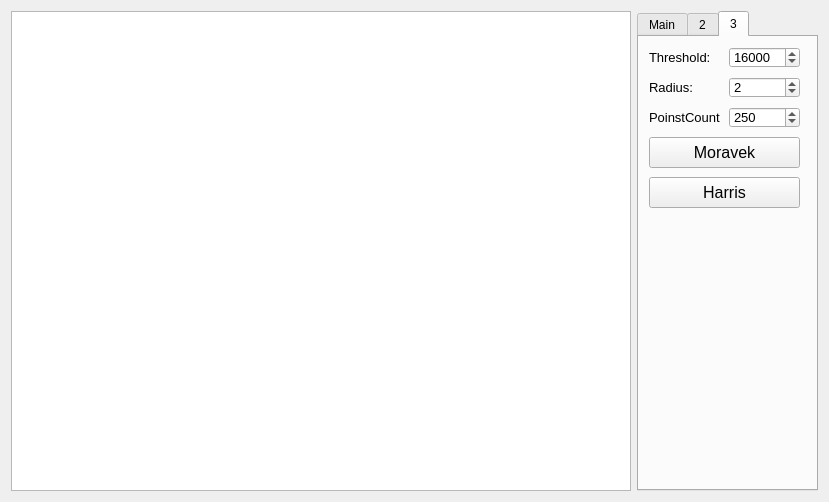
Old version of the form Gui/mainwindow.ui in the repository faystmax/ComputerVision.
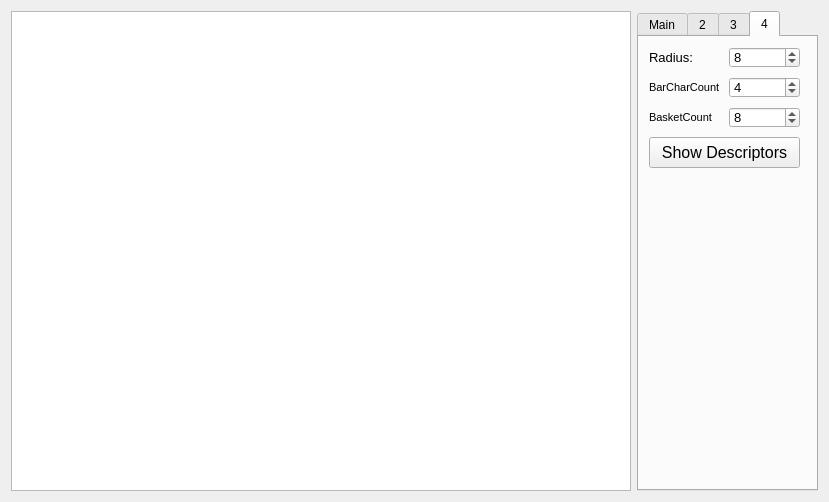
New version of the form. Icons and pictures are not drawn.

What changed in the file:
```diff
--- a/Gui/mainwindow.ui
+++ b/Gui/mainwindow.ui
@@ -44,7 +44,7 @@
        </size>
       </property>
       <property name="currentIndex">
-       <number>2</number>
+       <number>3</number>
       </property>
       <widget class="QWidget" name="tab">
        <attribute name="title">
@@ -633,6 +633,138 @@
         </property>
        </widget>
       </widget>
+      <widget class="QWidget" name="tab_4">
+       <attribute name="title">
+        <string>4</string>
+       </attribute>
+       <widget class="QPushButton" name="descriptorButton">
+        <property name="geometry">
+         <rect>
+          <x>10</x>
+          <y>100</y>
+          <width>151</width>
+          <height>31</height>
+         </rect>
+        </property>
+        <property name="font">
+         <font>
+          <family>Arial</family>
+          <pointsize>12</pointsize>
+         </font>
+        </property>
+        <property name="text">
+         <string>Show Descriptors</string>
+        </property>
+       </widget>
+       <widget class="QSpinBox" name="radiusDescSpinBox">
+        <property name="geometry">
+         <rect>
+          <x>90</x>
+          <y>10</y>
+          <width>71</width>
+          <height>21</height>
+         </rect>
+        </property>
+        <property name="font">
+         <font>
+          <pointsize>10</pointsize>
+         </font>
+        </property>
+        <property name="value">
+         <number>8</number>
+        </property>
+       </widget>
+       <widget class="QLabel" name="label_8">
+        <property name="geometry">
+         <rect>
+          <x>10</x>
+          <y>10</y>
+          <width>71</width>
+          <height>21</height>
+         </rect>
+        </property>
+        <property name="font">
+         <font>
+          <pointsize>10</pointsize>
+         </font>
+        </property>
+        <property name="text">
+         <string>Radius:</string>
+        </property>
+       </widget>
+       <widget class="QLabel" name="label_9">
+        <property name="geometry">
+         <rect>
+          <x>10</x>
+          <y>40</y>
+          <width>71</width>
+          <height>21</height>
+         </rect>
+        </property>
+        <property name="font">
+         <font>
+          <pointsize>8</pointsize>
+         </font>
+        </property>
+        <property name="text">
+         <string>BarCharCount</string>
+        </property>
+       </widget>
+       <widget class="QSpinBox" name="barCharCountDescSpinBox">
+        <property name="geometry">
+         <rect>
+          <x>90</x>
+          <y>40</y>
+          <width>71</width>
+          <height>21</height>
+         </rect>
+        </property>
+        <property name="font">
+         <font>
+          <pointsize>10</pointsize>
+         </font>
+        </property>
+        <property name="value">
+         <number>4</number>
+        </property>
+       </widget>
+       <widget class="QLabel" name="label_10">
+        <property name="geometry">
+         <rect>
+          <x>10</x>
+          <y>70</y>
+          <width>71</width>
+          <height>21</height>
+         </rect>
+        </property>
+        <property name="font">
+         <font>
+          <pointsize>8</pointsize>
+         </font>
+        </property>
+        <property name="text">
+         <string>BasketCount</string>
+        </property>
+       </widget>
+       <widget class="QSpinBox" name="basketCountDescSpinBox">
+        <property name="geometry">
+         <rect>
+          <x>90</x>
+          <y>70</y>
+          <width>71</width>
+          <height>21</height>
+         </rect>
+        </property>
+        <property name="font">
+         <font>
+          <pointsize>10</pointsize>
+         </font>
+        </property>
+        <property name="value">
+         <number>8</number>
+        </property>
+       </widget>
+      </widget>
      </widget>
     </item>
    </layout>
```
